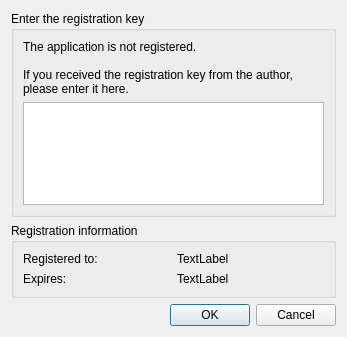
gyunaev/karlyriceditor, file src/dialog_registration.ui: the form before one commit.
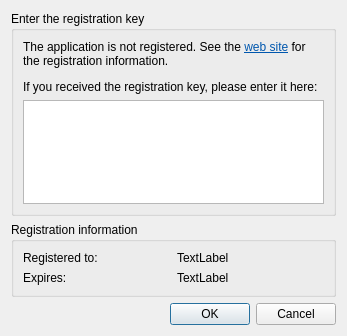
The form after the commit.

Commit message: Registration, export, version updated

```diff
--- a/src/dialog_registration.ui
+++ b/src/dialog_registration.ui
@@ -7,7 +7,7 @@
     <x>0</x>
     <y>0</y>
     <width>347</width>
-    <height>337</height>
+    <height>336</height>
    </rect>
   </property>
   <property name="windowTitle">
@@ -23,13 +23,10 @@
       <item>
        <widget class="QLabel" name="label">
         <property name="text">
-         <string>The application is not registered.
-
-If you received the registration key from the author,
-please enter it here.</string>
+         <string>&lt;html&gt;&lt;head/&gt;&lt;body&gt;&lt;p&gt;The application is not registered. See the &lt;a href=&quot;http://www.ulduzsoft.com/linux/karaoke-lyrics-editor/kleregistration/&quot;&gt;&lt;span style=&quot; text-decoration: underline; color:#0057ae;&quot;&gt;web site&lt;/span&gt;&lt;/a&gt; for the registration information.&lt;/p&gt;&lt;p&gt;If you received the registration key, please enter it here:&lt;/p&gt;&lt;/body&gt;&lt;/html&gt;</string>
         </property>
         <property name="wordWrap">
-         <bool>false</bool>
+         <bool>true</bool>
         </property>
        </widget>
       </item>
```
The commit also changes 9 other files.
